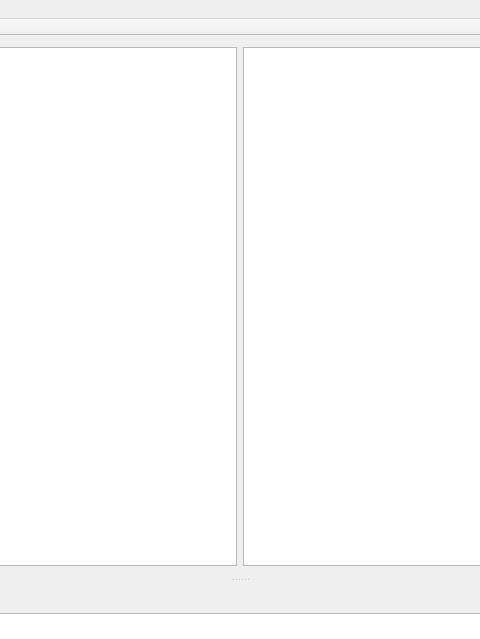
Before: the Qt Designer form mainwindow.ui in afrog33k/rocket-gui-editor, drawn with Qt 5; both pictures show x 357 to 837 and y 0 to 639 of the 1193 by 838 pixel window.
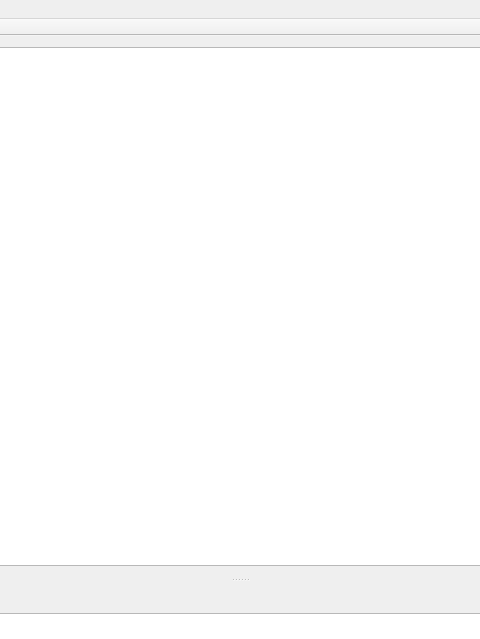
After: the same form once the commit is applied.

```diff
--- a/mainwindow.ui
+++ b/mainwindow.ui
@@ -14,7 +14,7 @@
    <string>RoGuE - Rocket GUI Editor</string>
   </property>
   <widget class="QWidget" name="centralWidget">
-   <layout class="QGridLayout" name="gridLayout">
+   <layout class="QGridLayout" name="gridLayout" columnminimumwidth="0">
     <item row="0" column="0">
      <widget class="QTextEdit" name="MainTextEdit">
       <property name="font">
@@ -31,9 +31,6 @@
       </property>
      </widget>
     </item>
-    <item row="0" column="1">
-     <widget class="QGraphicsView" name="graphicsView"/>
-    </item>
    </layout>
   </widget>
   <widget class="QMenuBar" name="menuBar">
```
